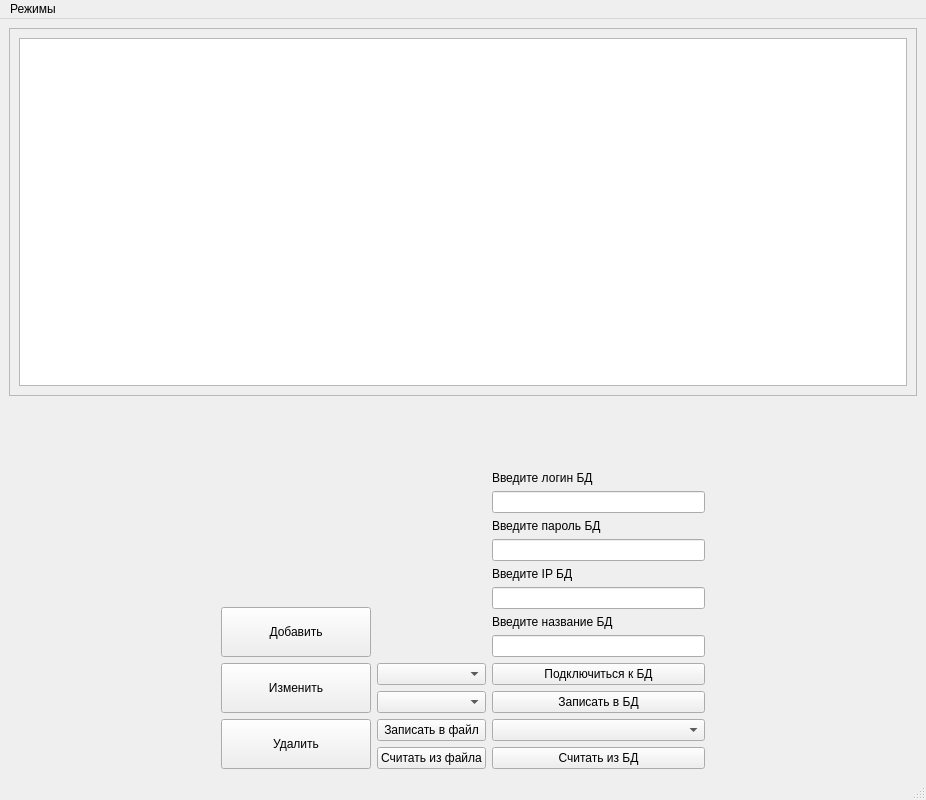
Qt form mainwindow.ui (Timur965/Practica) before a commit.
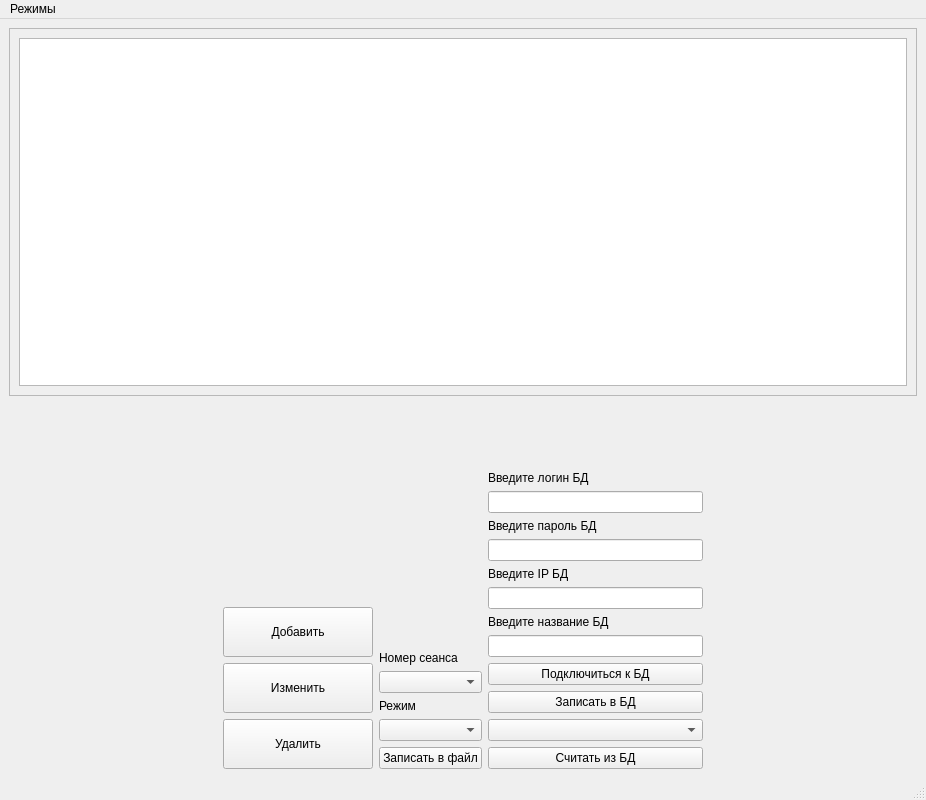
The same form after that commit. Icons and pictures are not drawn.

```diff
--- a/mainwindow.ui
+++ b/mainwindow.ui
@@ -154,9 +154,23 @@
           </property>
          </spacer>
         </item>
+        <item>
+         <widget class="QLabel" name="label">
+          <property name="text">
+           <string>Номер сеанса</string>
+          </property>
+         </widget>
+        </item>
         <item>
          <widget class="QComboBox" name="number"/>
         </item>
+        <item>
+         <widget class="QLabel" name="label_2">
+          <property name="text">
+           <string>Режим</string>
+          </property>
+         </widget>
+        </item>
         <item>
          <widget class="QComboBox" name="mode"/>
         </item>
@@ -167,13 +181,6 @@
           </property>
          </widget>
         </item>
-        <item>
-         <widget class="QPushButton" name="OutputFile">
-          <property name="text">
-           <string>Считать из файла</string>
-          </property>
-         </widget>
-        </item>
        </layout>
       </item>
       <item>
```
